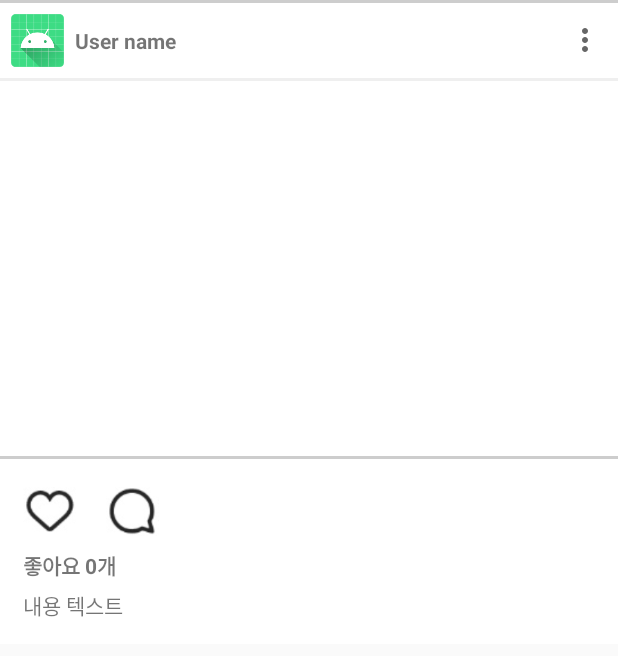
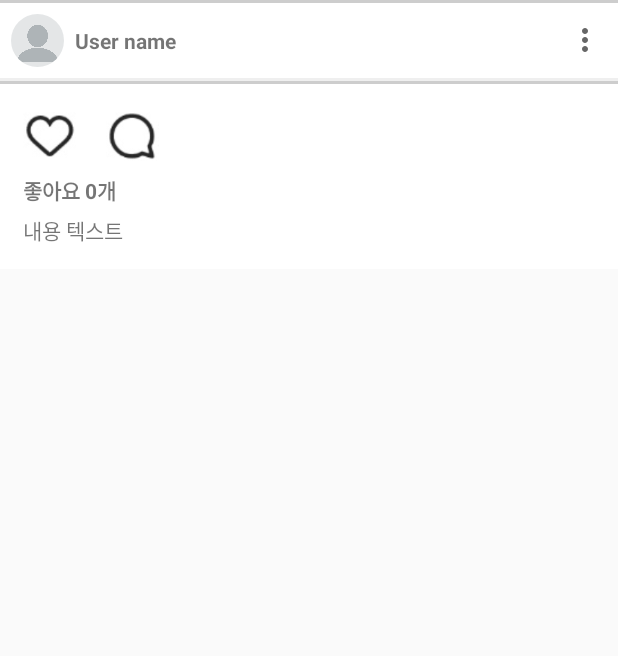
Before and after one commit to winteryy/android_practice, an Android app: the layout item_detail.xml on its own in the app's theme, with its tools: preview values and no code run, on a phone screen of 412 x 824 dp. Shown: the top 656 px of the screen. Run offline under Robolectric (Android 15) with nearby library versions, the phone set to English and light mode, and no system bars.

Commit message:
making "profile image upload"
keep going..

```diff
--- a/myinstagram/src/main/java/com/example/myinstagram/MainActivity.kt
+++ b/myinstagram/src/main/java/com/example/myinstagram/MainActivity.kt
@@ -132,7 +132,7 @@ class MainActivity : AppCompatActivity() {
 
     private fun showDialogToGetPermission(context: Context){
         AlertDialog.Builder(this).setTitle("권한 요청")
-            .setMessage("업로드 기능을 이용하려면 저장소 권한이 필요합니다")
+            .setMessage("이미지 업로드 기능을 이용하려면 저장소 권한이 필요합니다")
             .setPositiveButton("확인"){ dialog, i ->
                 val intent = Intent(Settings.ACTION_APPLICATION_DETAILS_SETTINGS,
                 Uri.fromParts("package", context.packageName, null))
--- a/myinstagram/src/main/res/layout/item_detail.xml
+++ b/myinstagram/src/main/res/layout/item_detail.xml
@@ -13,12 +13,19 @@
         android:layout_width="match_parent"
         android:layout_height="50dp"
         android:gravity="center_vertical">
-        <ImageView
+        <androidx.cardview.widget.CardView
             android:layout_width="35dp"
             android:layout_height="35dp"
-            android:src="@mipmap/ic_launcher"
             android:layout_margin="7.5dp"
-            android:id="@+id/user_profile_image"/>
+            app:cardCornerRadius="75dp"
+            app:cardElevation="0dp">
+            <ImageView
+                android:layout_width="35dp"
+                android:layout_height="35dp"
+                android:src="@drawable/user_basic"
+                android:id="@+id/user_profile_image"/>
+        </androidx.cardview.widget.CardView>
+
         <TextView
             android:layout_width="wrap_content"
             android:layout_height="wrap_content"
@@ -40,9 +47,11 @@
         android:background="@color/grey_weak" />
     <ImageView
         android:layout_width="match_parent"
-        android:layout_height="250dp"
+        android:layout_height="wrap_content"
         android:scaleType="centerCrop"
-        android:id="@+id/detail_item_image"/>
+        android:maxHeight="400dp"
+        android:id="@+id/detail_item_image"
+        android:adjustViewBounds="true"/>
     <View
         android:layout_width="match_parent"
         android:layout_height="2dp"
```
Also changed, not shown: myinstagram/src/main/java/com/example/myinstagram/AccountFragment.kt (+86 -6 lines).
